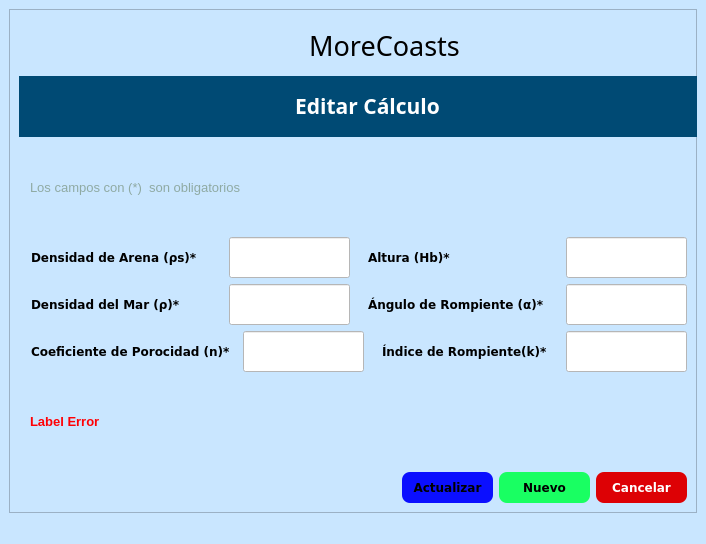
Above: gui/EditarCalculo.ui from dariel-cabrera/SGCTS-GeoCuba-pyqt before the change. Below: the same form after it.
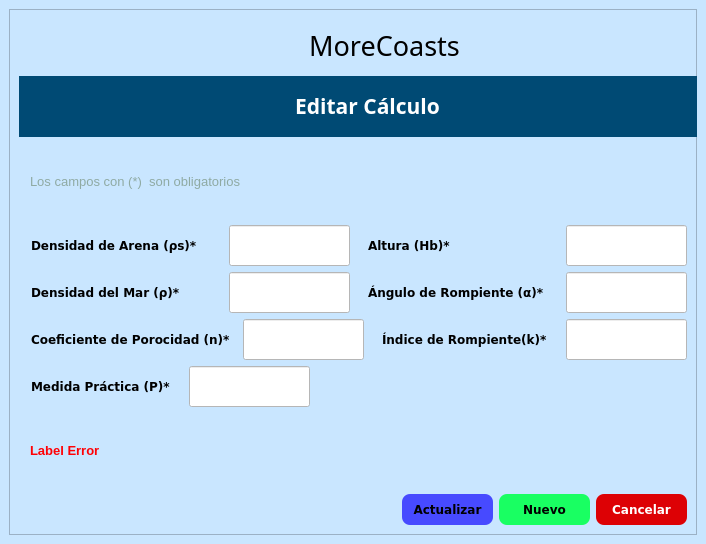
That is the form after the change. Icons and pictures are not drawn.

The edit to the form file:
```diff
--- a/gui/EditarCalculo.ui
+++ b/gui/EditarCalculo.ui
@@ -497,20 +497,33 @@
        <item>
         <layout class="QHBoxLayout" name="horizontalLayout_7">
          <item>
-          <widget class="QLabel" name="label_Error">
+          <widget class="QLabel" name="label_2">
            <property name="font">
             <font>
-             <family>Arial</family>
-             <pointsize>10</pointsize>
+             <family>Verdana</family>
+             <pointsize>9</pointsize>
              <weight>75</weight>
              <bold>true</bold>
             </font>
            </property>
-           <property name="styleSheet">
-            <string notr="true">color: rgb(255, 1, 5);</string>
-           </property>
            <property name="text">
-            <string>&lt;html&gt;&lt;head/&gt;&lt;body&gt;&lt;p&gt;&lt;span style=&quot; font-weight:600;&quot;&gt;Label Error&lt;/span&gt;&lt;/p&gt;&lt;/body&gt;&lt;/html&gt;</string>
+            <string>Medida Práctica (P)*</string>
+           </property>
+          </widget>
+         </item>
+         <item>
+          <widget class="QLineEdit" name="lineEdit_PEditar">
+           <property name="minimumSize">
+            <size>
+             <width>121</width>
+             <height>41</height>
+            </size>
+           </property>
+           <property name="maximumSize">
+            <size>
+             <width>121</width>
+             <height>41</height>
+            </size>
            </property>
           </widget>
          </item>
@@ -529,6 +542,24 @@
          </item>
         </layout>
        </item>
+       <item>
+        <widget class="QLabel" name="label_Error">
+         <property name="font">
+          <font>
+           <family>Arial</family>
+           <pointsize>10</pointsize>
+           <weight>75</weight>
+           <bold>true</bold>
+          </font>
+         </property>
+         <property name="styleSheet">
+          <string notr="true">color: rgb(255, 1, 5);</string>
+         </property>
+         <property name="text">
+          <string>&lt;html&gt;&lt;head/&gt;&lt;body&gt;&lt;p&gt;&lt;span style=&quot; font-weight:600;&quot;&gt;Label Error&lt;/span&gt;&lt;/p&gt;&lt;/body&gt;&lt;/html&gt;</string>
+         </property>
+        </widget>
+       </item>
        <item>
         <layout class="QHBoxLayout" name="horizontalLayout_8">
          <item>
@@ -568,7 +599,7 @@
            </property>
            <property name="styleSheet">
             <string notr="true">QPushButton{
-background-color: rgb(11, 15, 255);
+background-color: rgb(71, 74, 255);
 color: rgb(0, 0, 0);
 border-radius:8px;
 }
@@ -674,7 +705,6 @@
     </item>
    </layout>
   </widget>
-  <widget class="QStatusBar" name="statusbar"/>
  </widget>
  <resources/>
  <connections/>
```
